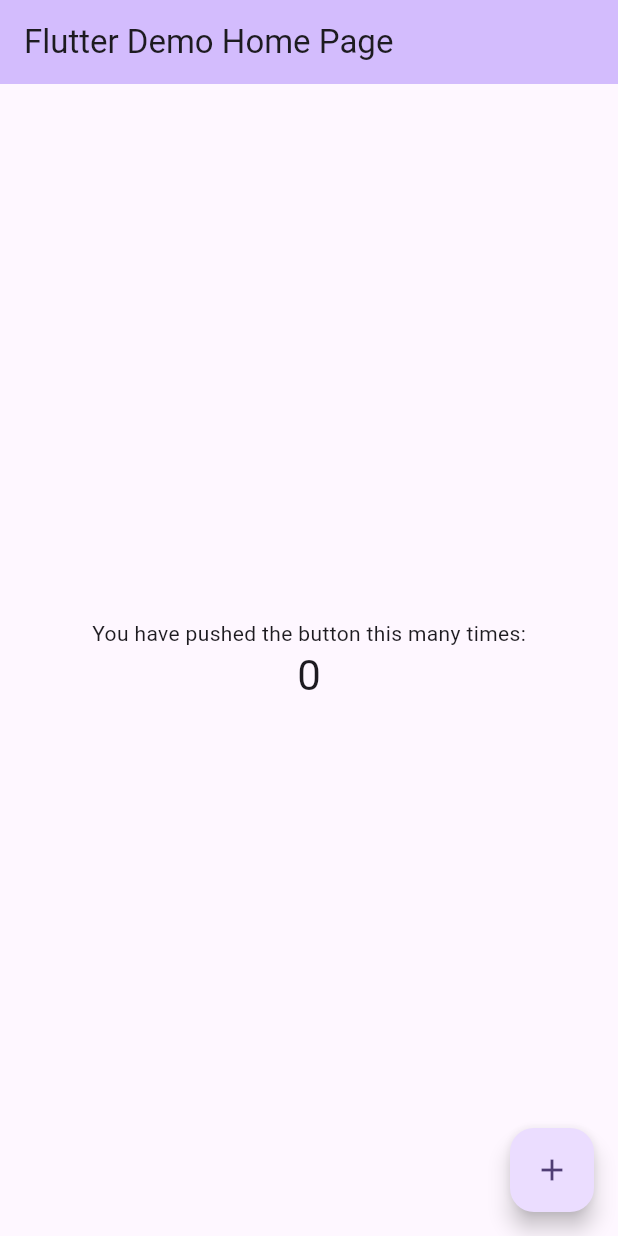
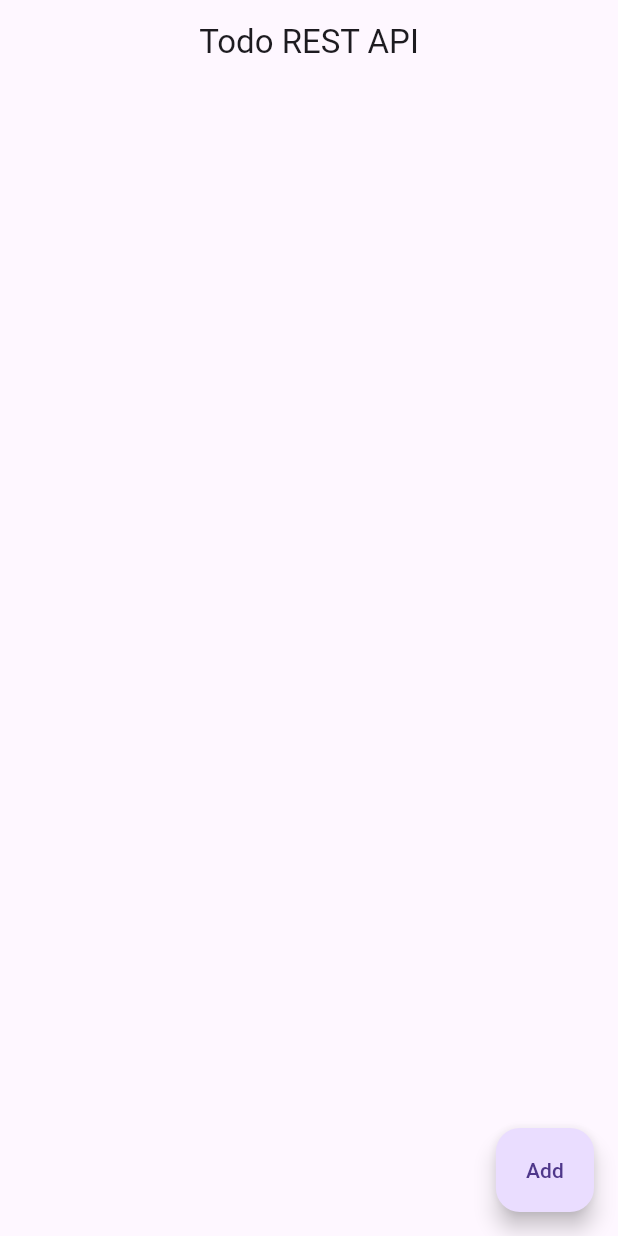
Before and after one commit to Aneeshsaju49AK/Api.Tobo_app_curd_functions_flutter, a Flutter app: the screen it shows after launch, on a phone screen of 412 x 824 dp. Run offline on Flutter 3.47's test engine with Material 3 defaults, Android fonts, the phone set to English and light mode, and no system bars.

Commit message:
Rest_api Post is added

```diff
--- /dev/null
+++ b/api_todo_app/lib/Screen/homepage.dart
@@ -0,0 +1,35 @@
+import 'package:api_todo_app/Screen/addPage.dart';
+import 'package:flutter/material.dart';
+
+class HomePage extends StatefulWidget {
+  const HomePage({super.key});
+
+  @override
+  State<HomePage> createState() => _HomePageState();
+}
+
+class _HomePageState extends State<HomePage> {
+  @override
+  Widget build(BuildContext context) {
+    return Scaffold(
+      appBar: AppBar(
+        title: Text("Todo REST API"),
+        centerTitle: true,
+      ),
+      floatingActionButton: FloatingActionButton.extended(
+        onPressed: () {
+          navigatorToAdd();
+        },
+        label: Text("Add"),
+      ),
+    );
+  }
+
+  void navigatorToAdd() {
+    final route = MaterialPageRoute(
+      builder: (context) => AddPage(),
+    );
+
+    Navigator.push(context, route);
+  }
+}
--- a/api_todo_app/lib/main.dart
+++ b/api_todo_app/lib/main.dart
@@ -1,125 +1,17 @@
+import 'package:api_todo_app/Screen/homepage.dart';
 import 'package:flutter/material.dart';
 
 void main() {
-  runApp(const MyApp());
+  runApp(App());
 }
 
-class MyApp extends StatelessWidget {
-  const MyApp({super.key});
+class App extends StatelessWidget {
+  const App({super.key});
 
-  // This widget is the root of your application.
   @override
   Widget build(BuildContext context) {
     return MaterialApp(
-      title: 'Flutter Demo',
-      theme: ThemeData(
-        // This is the theme of your application.
-        //
-        // TRY THIS: Try running your application with "flutter run". You'll see
-        // the application has a blue toolbar. Then, without quitting the app,
-        // try changing the seedColor in the colorScheme below to Colors.green
-        // and then invoke "hot reload" (save your changes or press the "hot
-        // reload" button in a Flutter-supported IDE, or press "r" if you used
-        // the command line to start the app).
-        //
-        // Notice that the counter didn't reset back to zero; the application
-        // state is not lost during the reload. To reset the state, use hot
-        // restart instead.
-        //
-        // This works for code too, not just values: Most code changes can be
-        // tested with just a hot reload.
-        colorScheme: ColorScheme.fromSeed(seedColor: Colors.deepPurple),
-        useMaterial3: true,
-      ),
-      home: const MyHomePage(title: 'Flutter Demo Home Page'),
+      home: HomePage(),
     );
   }
 }
-
-class MyHomePage extends StatefulWidget {
-  const MyHomePage({super.key, required this.title});
-
-  // This widget is the home page of your application. It is stateful, meaning
-  // that it has a State object (defined below) that contains fields that affect
-  // how it looks.
-
-  // This class is the configuration for the state. It holds the values (in this
-  // case the title) provided by the parent (in this case the App widget) and
-  // used by the build method of the State. Fields in a Widget subclass are
-  // always marked "final".
-
-  final String title;
-
-  @override
-  State<MyHomePage> createState() => _MyHomePageState();
-}
-
-class _MyHomePageState extends State<MyHomePage> {
-  int _counter = 0;
-
-  void _incrementCounter() {
-    setState(() {
-      // This call to setState tells the Flutter framework that something has
-      // changed in this State, which causes it to rerun the build method below
-      // so that the display can reflect the updated values. If we changed
-      // _counter without calling setState(), then the build method would not be
-      // called again, and so nothing would appear to happen.
-      _counter++;
-    });
-  }
-
-  @override
-  Widget build(BuildContext context) {
-    // This method is rerun every time setState is called, for instance as done
-    // by the _incrementCounter method above.
-    //
-    // The Flutter framework has been optimized to make rerunning build methods
-    // fast, so that you can just rebuild anything that needs updating rather
-    // than having to individually change instances of widgets.
-    return Scaffold(
-      appBar: AppBar(
-        // TRY THIS: Try changing the color here to a specific color (to
-        // Colors.amber, perhaps?) and trigger a hot reload to see the AppBar
-        // change color while the other colors stay the same.
-        backgroundColor: Theme.of(context).colorScheme.inversePrimary,
-        // Here we take the value from the MyHomePage object that was created by
-        // the App.build method, and use it to set our appbar title.
-        title: Text(widget.title),
-      ),
-      body: Center(
-        // Center is a layout widget. It takes a single child and positions it
-        // in the middle of the parent.
-        child: Column(
-          // Column is also a layout widget. It takes a list of children and
-          // arranges them vertically. By default, it sizes itself to fit its
-          // children horizontally, and tries to be as tall as its parent.
-          //
-          // Column has various properties to control how it sizes itself and
-          // how it positions its children. Here we use mainAxisAlignment to
-          // center the children vertically; the main axis here is the vertical
-          // axis because Columns are vertical (the cross axis would be
-          // horizontal).
-          //
-          // TRY THIS: Invoke "debug painting" (choose the "Toggle Debug Paint"
-          // action in the IDE, or press "p" in the console), to see the
-          // wireframe for each widget.
-          mainAxisAlignment: MainAxisAlignment.center,
-          children: <Widget>[
-            const Text(
-              'You have pushed the button this many times:',
-            ),
-            Text(
-              '$_counter',
-              style: Theme.of(context).textTheme.headlineMedium,
-            ),
-          ],
-        ),
-      ),
-      floatingActionButton: FloatingActionButton(
-        onPressed: _incrementCounter,
-        tooltip: 'Increment',
-        child: const Icon(Icons.add),
-      ), // This trailing comma makes auto-formatting nicer for build methods.
-    );
-  }
-}
--- a/api_todo_app/pubspec.yaml
+++ b/api_todo_app/pubspec.yaml
@@ -35,6 +35,7 @@ dependencies:
   # The following adds the Cupertino Icons font to your application.
   # Use with the CupertinoIcons class for iOS style icons.
   cupertino_icons: ^1.0.2
+  http: ^1.1.0
 
 dev_dependencies:
   flutter_test:
```
Also changed, not shown: api_todo_app/lib/Screen/addPage.dart (added, +55 -0 lines), api_todo_app/pubspec.lock.
